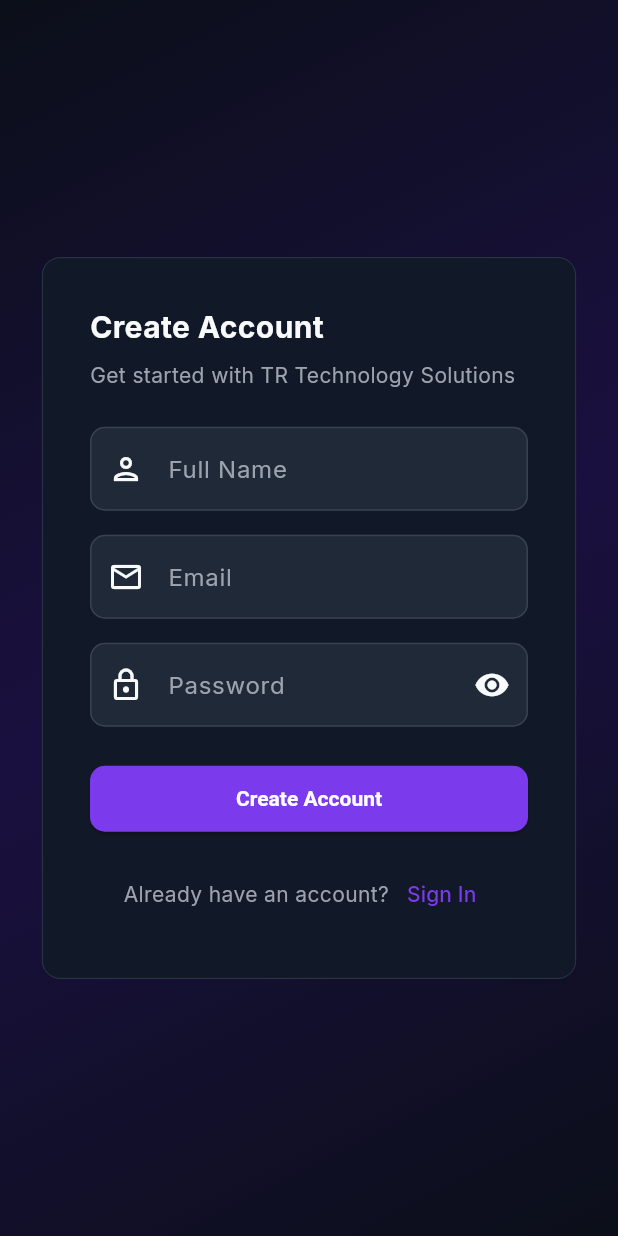
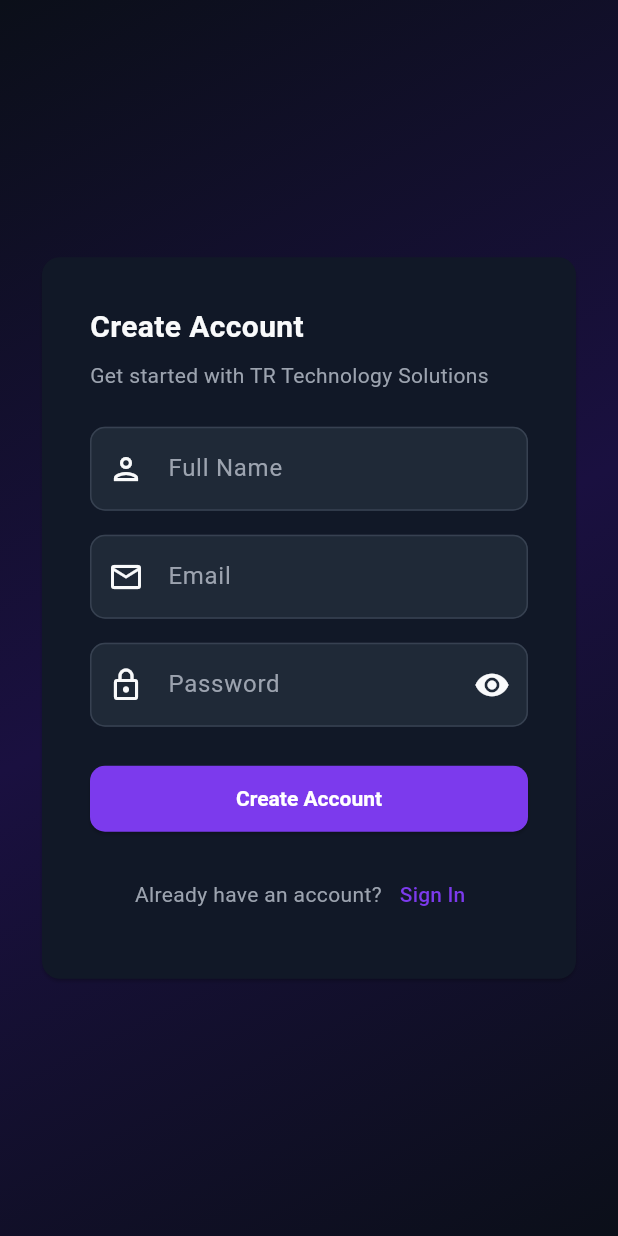
Before and after one commit to PRABHVEERSINGH17/2023a1r109king, a Flutter app: the screen it shows after launch, after a tap on "Sign Up", on a phone screen of 412 x 824 dp. Run offline on Flutter 3.47's test engine with Material 3 defaults, Android fonts, the phone set to English and light mode, and no system bars; our stand-ins replace fl_chart, flutter_dotenv, flutter_riverpod, go_router, supabase_flutter; accounts and stored records are empty; network calls fail.

Commit message:
Fix google_fonts crash and missing .env on main
- Remove google_fonts (FontWeight const error on newer Flutter)
- Use Material text theme instead
- Switch to committed assets/supabase.env
- Add fix_and_run scripts for VS Code users

Co-authored-by: Prabhveer singh <PRABHVEERSINGH17@users.noreply.github.com>

```diff
--- a/tr_tech_solutions/lib/core/theme/app_theme.dart
+++ b/tr_tech_solutions/lib/core/theme/app_theme.dart
@@ -1,10 +1,10 @@
 import 'package:flutter/material.dart';
-import 'package:google_fonts/google_fonts.dart';
 import 'package:tr_tech_solutions/core/theme/app_colors.dart';
 
 class AppTheme {
   static ThemeData get darkTheme {
-    return ThemeData(
+    final base = ThemeData.dark();
+    return base.copyWith(
       brightness: Brightness.dark,
       scaffoldBackgroundColor: AppColors.background,
       primaryColor: AppColors.primary,
@@ -15,24 +15,14 @@ class AppTheme {
         surface: AppColors.surface,
         onSurface: AppColors.textPrimary,
       ),
-      textTheme: GoogleFonts.interTextTheme(
-        ThemeData.dark().textTheme.apply(
-              bodyColor: AppColors.textPrimary,
-              displayColor: AppColors.textPrimary,
-            ),
+      textTheme: base.textTheme.apply(
+        bodyColor: AppColors.textPrimary,
+        displayColor: AppColors.textPrimary,
       ),
       appBarTheme: const AppBarTheme(
         backgroundColor: AppColors.surface,
         elevation: 0,
         centerTitle: false,
-      ),
-      cardTheme: CardTheme(
-        color: AppColors.surface,
-        elevation: 0,
-        shape: RoundedRectangleBorder(
-          borderRadius: BorderRadius.circular(12),
-          side: const BorderSide(color: AppColors.border, width: 0.5),
-        ),
       ),
       inputDecorationTheme: InputDecorationTheme(
         filled: true,
--- a/tr_tech_solutions/lib/main.dart
+++ b/tr_tech_solutions/lib/main.dart
@@ -9,15 +9,7 @@ import 'package:tr_tech_solutions/router/app_router.dart';
 Future<void> main() async {
   WidgetsFlutterBinding.ensureInitialized();
 
-  try {
-    await dotenv.load(fileName: 'assets/.env');
-  } catch (_) {
-    try {
-      await dotenv.load(fileName: 'assets/.env.example');
-    } catch (_) {
-      // Demo mode works without env files.
-    }
-  }
+  await dotenv.load(fileName: 'assets/supabase.env');
 
   if (SupabaseConfig.isConfigured) {
     await Supabase.initialize(
--- a/tr_tech_solutions/pubspec.yaml
+++ b/tr_tech_solutions/pubspec.yaml
@@ -15,7 +15,6 @@ dependencies:
   go_router: ^14.6.2
   fl_chart: ^0.69.2
   intl: ^0.19.0
-  google_fonts: ^6.2.1
   flutter_dotenv: ^5.2.1
   uuid: ^4.5.1
 
@@ -27,5 +26,4 @@ dev_dependencies:
 flutter:
   uses-material-design: true
   assets:
-    - assets/.env
-    - assets/.env.example
+    - assets/supabase.env
```
Also changed, not shown: tr_tech_solutions/assets/supabase.env (added), tr_tech_solutions/pubspec.lock, 2 other files.
